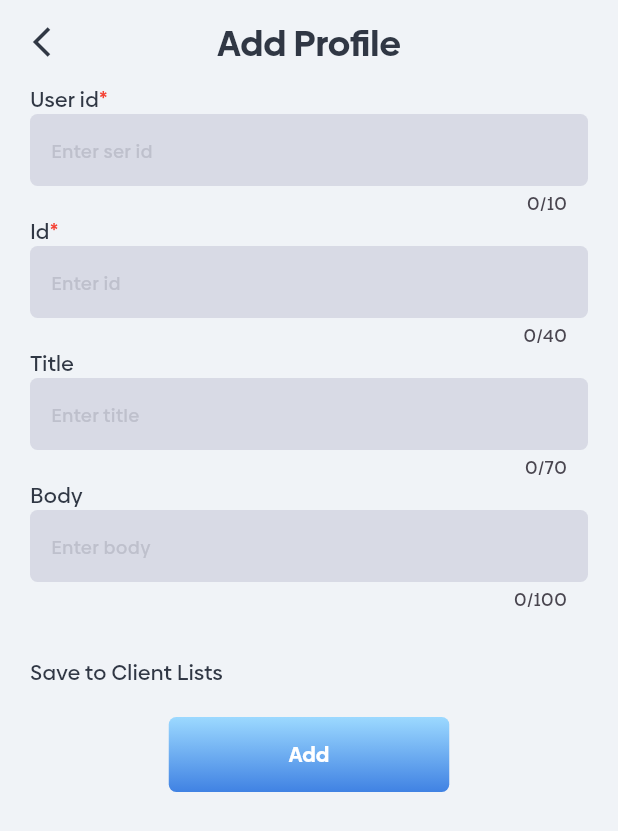
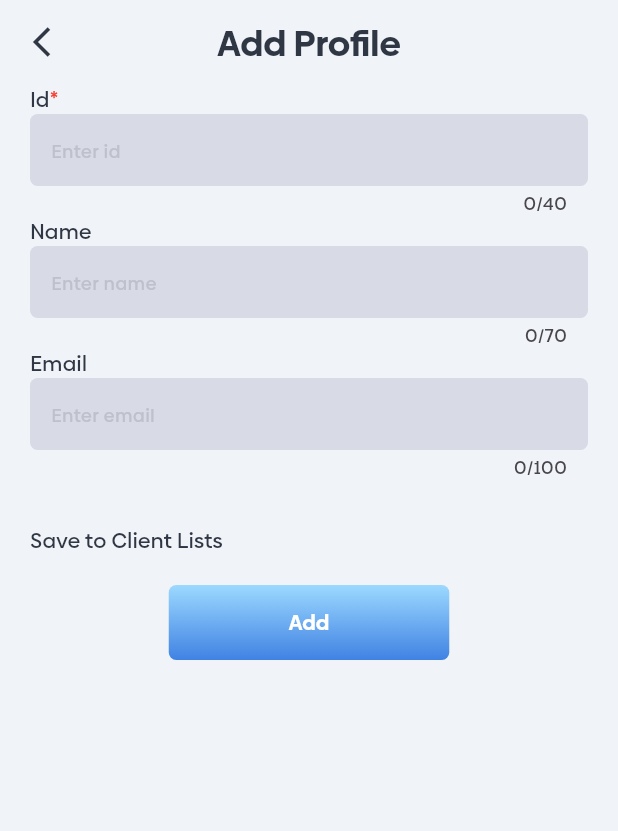
Before and after one commit to Safee715/-Inovoice-app, a Flutter app: the AddProfilePage screen opened directly, on a phone screen of 412 x 824 dp. Shown: the top 831 px of the screen. Run offline on Flutter 3.47's test engine with Material 3 defaults, Android fonts, the phone set to English and light mode, and no system bars; our stand-ins replace csv, dio, flutter_svg, sqflite; accounts and stored records are empty; project files that could hold a hidden picture were left out.

```diff
--- a/lib/data/helpers/constants.dart
+++ b/lib/data/helpers/constants.dart
@@ -63,14 +63,12 @@ class Constants {
   LanguageManager.translate('Next');
   final String GetStarted=
   LanguageManager.translate('GetStarted');
-final String userIdLabel='User id';
 final String idLabel='Id';
-final String titleLabel='Title';
-final String bodyLabel='Body';
-final String userIdHint='Enter ser id';
+final String nameLabel='Name';
+final String emailLabel='Email';
 final String idHint='Enter id';
-final String titleHint='Enter title';
-final String bodyHint='Enter body';
+final String nameHint='Enter name';
+final String emailHint='Enter email';
 final String addProfileAppbarTitle='Add Profile';
 final String editProfileAppbarTitle='Edit Profile';
 
--- a/lib/pages/add_profile_page/view/addprofilepage.dart
+++ b/lib/pages/add_profile_page/view/addprofilepage.dart
@@ -121,16 +121,6 @@ class _AddProfilePageState
       child: Column(
         children: [
           CustomTextFields(
-            labelText: constants.userIdLabel,
-            hintText: constants.userIdHint,
-            isMandatory: true,
-            controller: addProfileViewmodel
-                .userIdController,
-            maxLength: 10,
-            validator: (p0) => addProfileViewmodel.idValidator(p0),
-
-          ),
-          CustomTextFields(
             labelText: constants.idLabel,
             hintText: constants.idHint,
             isMandatory: true,
@@ -140,20 +130,20 @@ class _AddProfilePageState
               validator: (p0) => addProfileViewmodel.idValidator(p0)
           ),
           CustomTextFields(
-            labelText: constants.titleLabel,
-            hintText: constants.titleHint,
+            labelText: constants.nameLabel,
+            hintText: constants.nameHint,
             isMandatory: false,
             controller:
-            addProfileViewmodel.titleController,
+            addProfileViewmodel.nameController,
             maxLength: 70,
 
           ),
           CustomTextFields(
-            labelText: constants.bodyLabel,
-            hintText: constants.bodyHint,
+            labelText: constants.emailLabel,
+            hintText: constants.emailHint,
             isMandatory: false,
             controller:
-            addProfileViewmodel.bodyController,
+            addProfileViewmodel.emailController,
             maxLength: 100,
 
           ),
@@ -184,10 +174,9 @@ class _AddProfilePageState
           {
             await profilePageViewmodel.addProfile(
               Profile(
-                userId: int.tryParse(addProfileViewmodel.userIdController.text) ?? 0,
-                id: int.tryParse(addProfileViewmodel.idController.text) ?? 0,
-                title: addProfileViewmodel.titleController.text,
-                body: addProfileViewmodel.bodyController.text,
+                userId: int.tryParse(addProfileViewmodel.idController.text) ?? 0,
+                name: addProfileViewmodel.nameController.text,
+                email: addProfileViewmodel.emailController.text,
               ),
             );
             if(!mounted)return;
--- a/lib/pages/add_profile_page/viewmodel/addprofileviewmodel.dart
+++ b/lib/pages/add_profile_page/viewmodel/addprofileviewmodel.dart
@@ -1,21 +1,19 @@
 import 'package:flutter/cupertino.dart';
 
 class AddProfileViewmodel extends ChangeNotifier{
-  final TextEditingController
-  userIdController = TextEditingController();
+
   final TextEditingController idController =
   TextEditingController();
-  final TextEditingController titleController =
+  final TextEditingController nameController =
   TextEditingController();
-  final TextEditingController bodyController =
+  final TextEditingController emailController =
   TextEditingController();
 
 
   void clearControllers() {
-    userIdController.clear();
     idController.clear();
-    titleController.clear();
-    bodyController.clear();
+    nameController.clear();
+    emailController.clear();
 
   }
 
--- a/lib/pages/profile_page/model/profile.dart
+++ b/lib/pages/profile_page/model/profile.dart
@@ -1,39 +1,38 @@
 import 'dart:convert';
 
+final String columnId="id";
 final String columnUserId="userId";
-final String columnId="id";
-final String columnTitle='title';
-final String columnBody='completed';
+final String columnName='name';
+final String columnEmail='email';
 
 class Profile {
+ final String? id;
  final int userId;
- final int id;
-  final String? title;
-  final String? body;
+  final String name;
+  final String email;
   Profile({
- required this.userId,
- required this.id,
-  this.title,
-  this.body
+   this.id,
+  required this.userId,
+  required this.name,
+  required this.email
   });
   Map<String,dynamic>toMap()
   {
      Map<String,dynamic> map=
-         {
-           columnUserId:userId,
-           columnId:id,
-           columnTitle:title,
-           columnBody:body,
+         {  columnId:id,
+           columnId:userId,
+           columnName:name,
+           columnEmail:email,
          };
      return map;
   }
 factory Profile.fromMap(Map<String,dynamic> map)
 {
   return Profile(
-    userId: map['userId'] as int,
-      id: map["id"] as int,
-      title: map["title"]?.toString(),
-      body: map["completed"] ?.toString()
+      id: map["id"] .toString(),
+      userId: map["userId"] as int,
+      name: map["name"].toString(),
+      email: map["email"].toString()
   );
 }
 String toJson()=>jsonEncode(toMap());
@@ -42,6 +41,6 @@ factory Profile.fromJson(String source)=>
 
  @override
  String toString() {
-   return 'Profile(userId: $userId, id: $id, title: $title, body: $body)';
+   return 'Profile( id: $id,userId: $userId, name: $name, email: $email)';
  }
 }
--- a/lib/pages/profile_page/view/profile_page.dart
+++ b/lib/pages/profile_page/view/profile_page.dart
@@ -231,12 +231,12 @@ void initState()
                 ).getTextColor().withValues(alpha: 0.2),
               ),
             ),
-            title: Text('${currentProfile!.id}',maxLines: 1,textAlign: TextAlign.center,),
-            subtitle: Text('${currentProfile.title}',maxLines: 1,),
+            title: Text('${currentProfile!.name}',maxLines: 1,textAlign: TextAlign.center,),
+            subtitle: Text('${currentProfile.email}',maxLines: 1,),
             titleAlignment: ListTileTitleAlignment.center ,
             style: ListTileStyle.drawer,
             trailing: ProfileMenuWidget(
-              id: currentProfile.id,constants: constants,),
+              id: currentProfile.id??'',constants: constants,),
           ),
         );
       },
--- a/lib/pages/profile_page/viewmodel/profile_page_viewmodel.dart
+++ b/lib/pages/profile_page/viewmodel/profile_page_viewmodel.dart
@@ -13,7 +13,7 @@ TextEditingController searchController=TextEditingController();
   List<Profile>get posts=>_posts;
 
   final dio=Dio(BaseOptions(
-    baseUrl:'https://jsonplaceholder.typicode.com' ,
+    baseUrl:'https://68c2b077f9928dbf33ef6266.mockapi.io/dummy' ,
     headers: {
      "Accept": "application/json",
      "User-Agent": "Dart/Flutter"
@@ -31,7 +31,7 @@ TextEditingController searchController=TextEditingController();
   {   _emit();
   }
   else{
-   final  searchResult=_posts.where((element) => element.title.toString().contains(value)).toList();
+   final  searchResult=_posts.where((element) => element.name.toString().contains(value)||element.userId.toString().contains(value)).toList();
     _controller.sink.add(searchResult);
   }
   }
@@ -39,7 +39,7 @@ TextEditingController searchController=TextEditingController();
    Future<void> getAllPosts()async
   {try
     {
-      final response = await dio.get("/todos/");
+      final response = await dio.get("/profiles/");
       List<dynamic> data =  (response.data)as List<dynamic>;
       print('type : ${data.runtimeType}');
       List<Profile> profiles=data.map((e) {
@@ -48,6 +48,7 @@ TextEditingController searchController=TextEditingController();
       },).toList();
       _posts=profiles;
         _emit();
+        print('get post called');
       print(response.statusMessage);
     }
     catch(e)
@@ -57,26 +58,25 @@ TextEditingController searchController=TextEditingController();
 }
 
 
-Future<Profile> getProfile(int id)async
+Future<Profile> getProfile(String id)async
 {
-  final response=await dio.get('/todos/$id');
+  final response=await dio.get('/profiles/$id');
   final post=response.data;
   // print(post);
   Profile profile=Profile(
-        userId: post['userId'] as int,
-      id: post['id'] as int ,
-      title: post['title']?.toString(),
-      body: post['complete']?.toString(),
+    userId: post['userId'] as int ,
+      name: post['name'].toString(),
+      email: post['email'].toString(),
   );
   return profile;
 }
 
-Future<void> deleteProfile(int id)async
+Future<void> deleteProfile(String id)async
 {
   try
   {
     final response = await dio.delete(
-        '/todos/$id');
+        '/profiles/$id');
     print(response.data);
     if(response.statusCode==200||response.statusCode==201)
       {       print(response.statusMessage);
@@ -96,7 +96,7 @@ Future<void> addProfile(Profile profile)async
 {
   try
   {
-   final response=await dio.post('/todos/',data: profile.toMap());
+   final response=await dio.post('/profiles/',data: profile.toMap());
    if(response.statusCode==200||response.statusCode==201)
      {
        print(response.statusMessage);
@@ -113,14 +113,13 @@ Future<void> addProfile(Profile profile)async
 }
 
 
-Future<void> editProfile(int id,Profile profile)async
+Future<void> editProfile(String id,Profile profile)async
 {
   try{
-    final response=await dio.put('/todos/$id',  data: {
-      columnUserId:profile.userId,
-      columnId:profile.id,
-      columnTitle:profile.title,
-      columnBody:profile.body,
+    final response=await dio.put('/profiles/$id',  data: {
+      'userId':profile.userId,
+      'name':profile.name,
+      'email':profile.email,
     });
     print(response.statusMessage);
     if(response.statusCode==200||response.statusCode==201)
@@ -131,12 +130,11 @@ Future<void> editProfile(int id,Profile profile)async
         notifyListeners();
         print('Post edited Successfully');
       }
-    notifyListeners();
 
   }
   catch(e)
   {
-    print('Profile not edited due to$e');
+    print('Profile not edited due to : $e');
   }
 
 }
--- a/lib/pages/profile_page/widgets/profile_page_menu_widget.dart
+++ b/lib/pages/profile_page/widgets/profile_page_menu_widget.dart
@@ -15,7 +15,7 @@ class ProfileMenuWidget extends StatefulWidget {
     required this.constants,
 
   });
-  final int id;
+  final String id;
   final Constants constants;
 
   @override
```
Also changed, not shown: lib/pages/edit_profile_page/view/editprofileview.dart (+11 -19 lines), lib/pages/edit_profile_page/viewmodel/editprofileviewmodel.dart (+9 -12 lines), lib/pages/viewprofile/view/viewprofile.dart (+5 -13 lines), lib/pages/viewprofile/viewmodel/viewprofileviewmodel.dart (+7 -11 lines).
